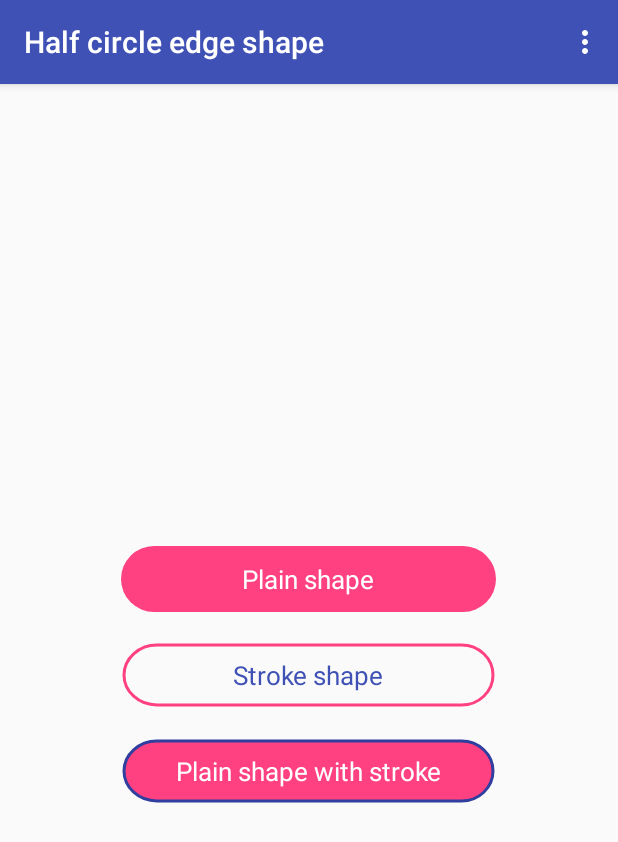
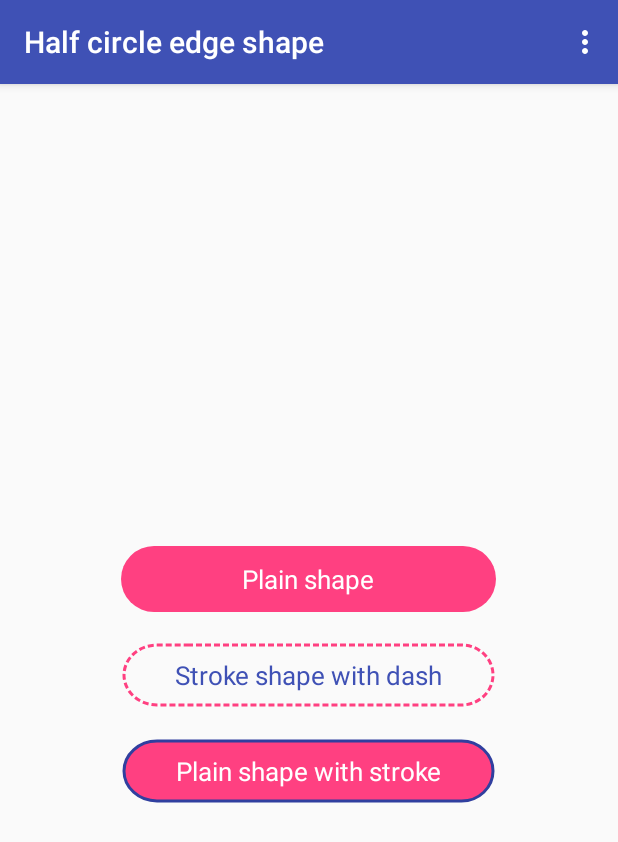
Before and after one commit to StephenVinouze/ShapeView, an Android app: the screen it shows after launch (MainActivity), on a phone screen of 412 x 824 dp. Shown: the top 842 px of the screen. Run offline under Robolectric (Android 15) with nearby library versions, the phone set to English and light mode, and no system bars.

Commit message:
Add dash effect property

```diff
--- a/core/src/main/kotlin/com/github/stephenvinouze/shapeview/ShapeView.kt
+++ b/core/src/main/kotlin/com/github/stephenvinouze/shapeview/ShapeView.kt
@@ -1,10 +1,7 @@
 package com.github.stephenvinouze.shapeview
 
 import android.content.Context
-import android.graphics.Color
-import android.graphics.Paint
-import android.graphics.Path
-import android.graphics.RectF
+import android.graphics.*
 import android.util.AttributeSet
 import android.widget.RelativeLayout
 
@@ -37,6 +34,20 @@ abstract class ShapeView : RelativeLayout {
             invalidate()
         }
 
+    protected var dashOnSize: Int = 0
+        set(value) {
+            field = value
+            applyDashEffect()
+            invalidate()
+        }
+
+    protected var dashOffSize: Int = 0
+        set(value) {
+            field = value
+            applyDashEffect()
+            invalidate()
+        }
+
     constructor(context: Context) : this(context, null)
 
     constructor(context: Context, attrs: AttributeSet?) : super(context, attrs) {
@@ -47,6 +58,8 @@ abstract class ShapeView : RelativeLayout {
         color = a.getColor(R.styleable.ShapeView_shapeColor, Color.TRANSPARENT)
         strokeColor = a.getColor(R.styleable.ShapeView_shapeStrokeColor, Color.TRANSPARENT)
         strokeSize = a.getDimensionPixelSize(R.styleable.ShapeView_shapeStrokeWidth, 0)
+        dashOnSize = a.getDimensionPixelSize(R.styleable.ShapeView_shapeDashOnWidth, 0)
+        dashOffSize = a.getDimensionPixelSize(R.styleable.ShapeView_shapeDashOffWidth, 0)
 
         a.recycle()
 
@@ -57,4 +70,8 @@ abstract class ShapeView : RelativeLayout {
         shapeBorderPaint.style = Paint.Style.STROKE
     }
 
+    private fun applyDashEffect() {
+        shapeBorderPaint.pathEffect = DashPathEffect(floatArrayOf(dashOnSize.toFloat(), dashOffSize.toFloat()), 0f)
+    }
+
 }
--- a/core/src/main/res/values/attrs.xml
+++ b/core/src/main/res/values/attrs.xml
@@ -4,6 +4,8 @@
         <attr name="shapeColor" format="color" />
         <attr name="shapeStrokeColor" format="color" />
         <attr name="shapeStrokeWidth" format="dimension" />
+        <attr name="shapeDashOnWidth" format="dimension" />
+        <attr name="shapeDashOffWidth" format="dimension" />
     </declare-styleable>
     <declare-styleable name="TicketShapeView">
         <attr name="outerRadius" format="dimension" />
--- a/sample/src/main/res/layout/fragment_half_circle_edge.xml
+++ b/sample/src/main/res/layout/fragment_half_circle_edge.xml
@@ -30,6 +30,8 @@
         android:layout_marginTop="20dp"
         android:padding="10dp"
         app:shapeStrokeColor="@color/colorAccent"
+        app:shapeDashOnWidth="4dp"
+        app:shapeDashOffWidth="2dp"
         app:shapeStrokeWidth="2dp">
 
         <TextView
@@ -37,7 +39,7 @@
             android:layout_height="wrap_content"
             android:layout_centerInParent="true"
             android:gravity="center"
-            android:text="Stroke shape"
+            android:text="Stroke shape with dash"
             android:textColor="@color/colorPrimary"
             android:textSize="17sp" />
 
--- a/sample/src/main/res/layout/fragment_ticket.xml
+++ b/sample/src/main/res/layout/fragment_ticket.xml
@@ -53,6 +53,7 @@
                 android:text="Draw a ticket shape with stroke color.\nYou can also configure where the inner corner is drawn"
                 android:textColor="@android:color/black"
                 android:textSize="16sp" />
+            <!-- -->
 
         </com.github.stephenvinouze.shapeview.shapes.TicketShapeView>
 
```
